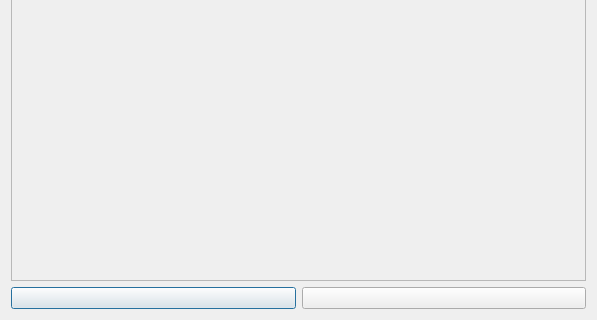
The window that src/core/bookmarksdialog.ui (0xzer0x/quran-companion) describes before a commit, drawn with Qt 5; both pictures show x 0 to 597 and y 244 to 564 of the 597 by 564 pixel window.
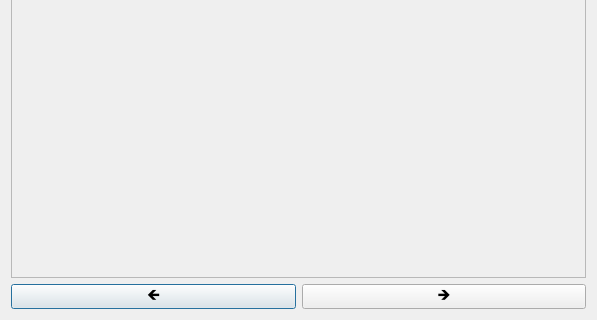
The same window after the commit.

Commit message: use unicode font instead of arrow icons

Diff of the .ui file:
```diff
--- a/src/core/bookmarksdialog.ui
+++ b/src/core/bookmarksdialog.ui
@@ -25,7 +25,7 @@
         <x>0</x>
         <y>0</y>
         <width>577</width>
-        <height>512</height>
+        <height>511</height>
        </rect>
       </property>
       <layout class="QVBoxLayout" name="verticalLayout_2">
@@ -53,8 +53,20 @@
     <layout class="QHBoxLayout" name="horizontalLayout">
      <item>
       <widget class="QPushButton" name="btnNext">
+       <property name="maximumSize">
+        <size>
+         <width>16777215</width>
+         <height>25</height>
+        </size>
+       </property>
+       <property name="font">
+        <font>
+         <family>Noto Sans Symbols 2</family>
+         <pointsize>12</pointsize>
+        </font>
+       </property>
        <property name="text">
-        <string/>
+        <string>🡸</string>
        </property>
        <property name="shortcut">
         <string>Left</string>
@@ -63,8 +75,20 @@
      </item>
      <item>
       <widget class="QPushButton" name="btnPrev">
+       <property name="maximumSize">
+        <size>
+         <width>16777215</width>
+         <height>25</height>
+        </size>
+       </property>
+       <property name="font">
+        <font>
+         <family>Noto Sans Symbols 2</family>
+         <pointsize>12</pointsize>
+        </font>
+       </property>
        <property name="text">
-        <string/>
+        <string>🡺</string>
        </property>
        <property name="shortcut">
         <string>Right</string>
```
The commit also changes 16 other files.
